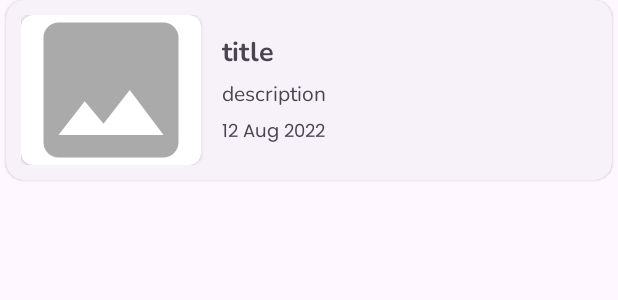
After one commit to notsatria/cancer-detection-android, an Android app: the layout card_news_item.xml on its own in the app's theme, with its tools: preview values and no code run, on a phone screen of 412 x 824 dp. The commit adds this screen. Shown: the top 300 px of the screen. Run offline under Robolectric (Android 15) with nearby library versions, the phone set to English and light mode, and no system bars.

Commit message:
feat: create card news item and recycler view

```diff
--- a/app/src/main/AndroidManifest.xml
+++ b/app/src/main/AndroidManifest.xml
@@ -1,6 +1,8 @@
 <?xml version="1.0" encoding="utf-8"?>
 <manifest xmlns:android="http://schemas.android.com/apk/res/android"
     xmlns:tools="http://schemas.android.com/tools">
+
+    <uses-permission android:name="android.permission.INTERNET" />
 
     <application
         android:allowBackup="true"
--- a/app/src/main/java/com/dicoding/asclepius/data/retrofit/ApiConfig.kt
+++ b/app/src/main/java/com/dicoding/asclepius/data/retrofit/ApiConfig.kt
@@ -7,7 +7,7 @@ import retrofit2.create
 
 class ApiConfig() {
     companion object {
-        const val BASE_URL = "https://newsapi.org/v2/top-headlines"
+        const val BASE_URL = "https://newsapi.org/v2/"
         const val API_KEY = "a1b3052e1474485597eeb31de44e93ea"
 
         fun getApiService() : ApiService {
--- a/app/src/main/java/com/dicoding/asclepius/data/retrofit/ApiService.kt
+++ b/app/src/main/java/com/dicoding/asclepius/data/retrofit/ApiService.kt
@@ -6,7 +6,7 @@ import retrofit2.http.GET
 import retrofit2.http.Query
 
 interface ApiService {
-    @GET()
+    @GET("top-headlines")
     fun getTopHeadlines(
         @Query("q") query: String,
         @Query("category") category: String,
--- a/app/src/main/java/com/dicoding/asclepius/utils/ViewModelFactory.kt
+++ b/app/src/main/java/com/dicoding/asclepius/utils/ViewModelFactory.kt
@@ -1,5 +1,6 @@
 import androidx.lifecycle.ViewModel
 import androidx.lifecycle.ViewModelProvider
+import com.dicoding.asclepius.data.di.Injection
 import com.dicoding.asclepius.data.repository.HeadlineNewsRepository
 import com.dicoding.asclepius.viewmodel.DashboardViewModel
 
@@ -10,7 +11,6 @@ class ViewModelFactory private constructor(
     override fun <T : ViewModel> create(modelClass: Class<T>): T {
         return when (modelClass) {
             DashboardViewModel::class.java -> DashboardViewModel(repository) as T
-            // Add more view models here as needed
             else -> throw IllegalArgumentException("Unknown ViewModel class: ${modelClass.name}")
         }
     }
@@ -19,9 +19,9 @@ class ViewModelFactory private constructor(
         @Volatile
         private var INSTANCE: ViewModelFactory? = null
 
-        fun getInstance(repository: HeadlineNewsRepository): ViewModelFactory {
+        fun getInstance(): ViewModelFactory {
             return INSTANCE ?: synchronized(this) {
-                ViewModelFactory(repository).also { INSTANCE = it }
+                ViewModelFactory(Injection.provideHeadlineNewsRepository()).also { INSTANCE = it }
             }
         }
     }
--- /dev/null
+++ b/app/src/main/res/layout/card_news_item.xml
@@ -0,0 +1,84 @@
+<com.google.android.material.card.MaterialCardView xmlns:android="http://schemas.android.com/apk/res/android"
+    xmlns:app="http://schemas.android.com/apk/res-auto"
+    xmlns:tools="http://schemas.android.com/tools"
+    style="@style/Widget.Material3.CardView.Elevated"
+    android:layout_width="match_parent"
+    android:layout_height="wrap_content"
+    android:layout_marginHorizontal="4dp"
+    android:clickable="true"
+    android:contentDescription="@string/news_card"
+    android:focusable="true"
+    app:contentPadding="10dp"
+    android:layout_marginBottom="12dp"
+    app:layout_constraintTop_toTopOf="parent">
+
+    <androidx.constraintlayout.widget.ConstraintLayout
+        android:layout_width="match_parent"
+        android:layout_height="match_parent">
+
+        <androidx.cardview.widget.CardView
+            android:id="@+id/cvNews"
+            android:layout_width="wrap_content"
+            android:layout_height="wrap_content"
+            android:elevation="0dp"
+            app:cardCornerRadius="8dp"
+            app:layout_constraintStart_toStartOf="parent"
+            app:layout_constraintTop_toTopOf="parent">
+
+            <ImageView
+                android:id="@+id/ivNews"
+                android:layout_width="120dp"
+                android:layout_height="100dp"
+                android:scaleType="centerCrop"
+                tools:src="@drawable/ic_place_holder" />
+
+        </androidx.cardview.widget.CardView>
+
+        <LinearLayout
+            android:layout_width="wrap_content"
+            android:layout_height="match_parent"
+            android:layout_marginStart="14dp"
+            android:orientation="vertical"
+            app:layout_constraintBottom_toBottomOf="parent"
+            app:layout_constraintStart_toEndOf="@id/cvNews"
+            app:layout_constraintTop_toTopOf="parent">
+
+            <TextView
+                android:id="@+id/tvNewsTitle"
+                style="@style/Nunito.Bold"
+                android:layout_width="wrap_content"
+                android:layout_height="wrap_content"
+                android:ellipsize="end"
+                android:maxLines="2"
+                android:text="@string/title"
+                android:textSize="18sp" />
+
+            <TextView
+                android:id="@+id/tvNewsDescription"
+                style="@style/Nunito"
+                android:layout_width="wrap_content"
+                android:layout_height="wrap_content"
+                android:layout_marginTop="5dp"
+                android:ellipsize="end"
+                android:maxLines="3"
+                android:text="@string/description"
+                android:textSize="14sp" />
+
+            <TextView
+                android:id="@+id/tvNewsDate"
+                style="@style/Poppins"
+                android:layout_width="wrap_content"
+                android:layout_height="wrap_content"
+                android:layout_marginTop="5dp"
+                android:ellipsize="end"
+                android:maxLines="1"
+                android:text="@string/date"
+                android:textSize="12sp" />
+
+
+        </LinearLayout>
+
+
+    </androidx.constraintlayout.widget.ConstraintLayout>
+
+</com.google.android.material.card.MaterialCardView>
--- a/app/src/main/res/values/strings.xml
+++ b/app/src/main/res/values/strings.xml
@@ -8,4 +8,8 @@
     <string name="image_not_found">Gambar tidak ditemukan</string>
     <string name="image_classifier_failed">Image classifier gagal diinisialisasi</string>
     <string name="something_went_wrong">Terjadi kesalahan</string>
+    <string name="news_card">News Card</string>
+    <string name="title">title</string>
+    <string name="description">description</string>
+    <string name="date">12 Aug 2022</string>
 </resources>
```
Also changed, not shown: app/src/main/java/com/dicoding/asclepius/data/repository/HeadlineNewsRepository.kt (+10 -3 lines), app/src/main/java/com/dicoding/asclepius/view/DashboardActivity.kt (+16 -0 lines), app/src/main/res/layout/activity_dashboard.xml (+11 -0 lines).
